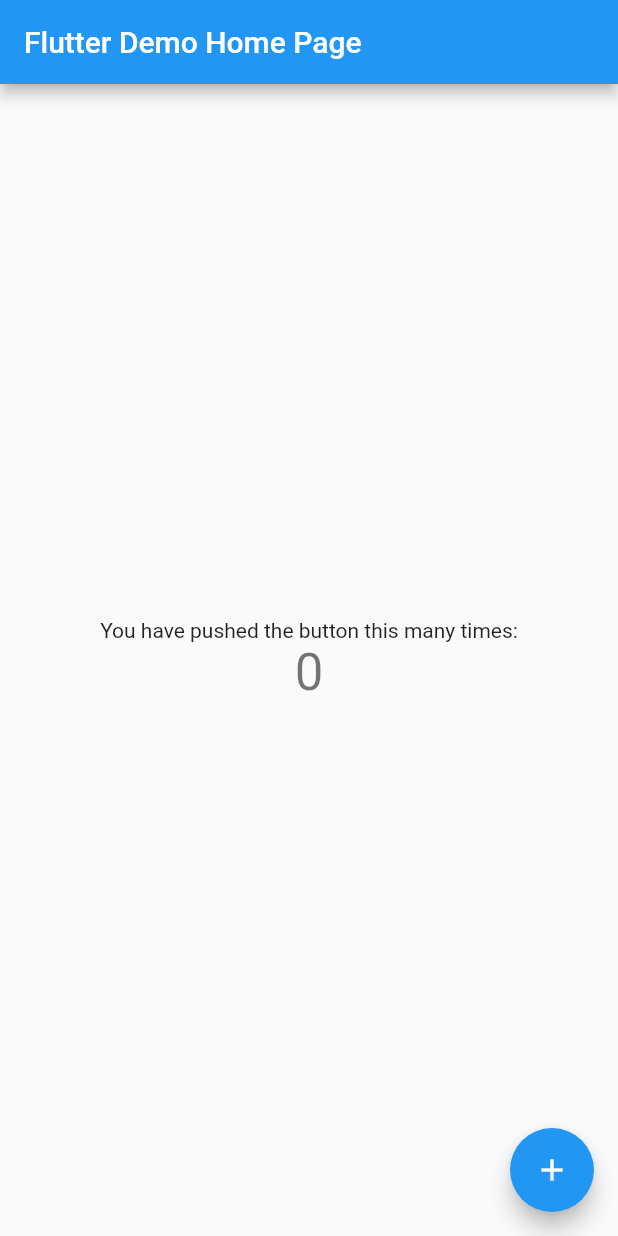
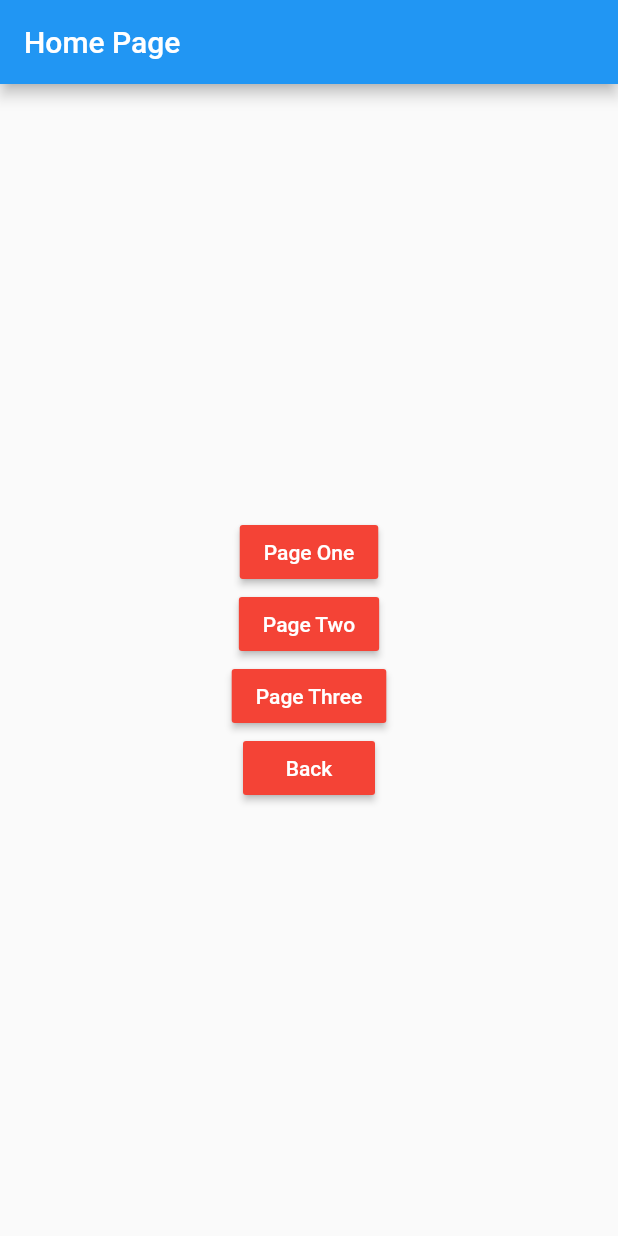
Before and after one commit to AbdelrahmanFouad1/GetX, a Flutter app: the screen it shows after launch, on a phone screen of 412 x 824 dp. Run offline on Flutter 3.47's test engine with Material 2 defaults, Android fonts, the phone set to English and light mode, and no system bars; our stand-ins replace get.

Commit message:
Route Management

```diff
--- a/lib/main.dart
+++ b/lib/main.dart
@@ -1,4 +1,10 @@
 import 'package:flutter/material.dart';
+import 'package:get/get_navigation/src/root/get_material_app.dart';
+import 'package:get/get_navigation/src/routes/get_route.dart';
+import 'package:get_x/view/home.dart';
+import 'package:get_x/view/page_one.dart';
+import 'package:get_x/view/page_three.dart';
+import 'package:get_x/view/page_two.dart';
 
 void main() {
   runApp(const MyApp());
@@ -7,109 +13,19 @@ void main() {
 class MyApp extends StatelessWidget {
   const MyApp({Key? key}) : super(key: key);
 
-  // This widget is the root of your application.
   @override
   Widget build(BuildContext context) {
-    return MaterialApp(
+    return GetMaterialApp(
       title: 'Flutter Demo',
       theme: ThemeData(
-        // This is the theme of your application.
-        //
-        // Try running your application with "flutter run". You'll see the
-        // application has a blue toolbar. Then, without quitting the app, try
-        // changing the primarySwatch below to Colors.green and then invoke
-        // "hot reload" (press "r" in the console where you ran "flutter run",
-        // or simply save your changes to "hot reload" in a Flutter IDE).
-        // Notice that the counter didn't reset back to zero; the application
-        // is not restarted.
         primarySwatch: Colors.blue,
       ),
-      home: const MyHomePage(title: 'Flutter Demo Home Page'),
+      home: const HomePage(),
+      getPages: [
+        GetPage(name: '/pageOne', page: () => const PageOne()),
+        GetPage(name: '/pageTwo', page: () => const PageTwo()),
+        GetPage(name: '/pageThree', page: () => const PageThree()),
+      ],
     );
   }
 }
-
-class MyHomePage extends StatefulWidget {
-  const MyHomePage({Key? key, required this.title}) : super(key: key);
-
-  // This widget is the home page of your application. It is stateful, meaning
-  // that it has a State object (defined below) that contains fields that affect
-  // how it looks.
-
-  // This class is the configuration for the state. It holds the values (in this
-  // case the title) provided by the parent (in this case the App widget) and
-  // used by the build method of the State. Fields in a Widget subclass are
-  // always marked "final".
-
-  final String title;
-
-  @override
-  State<MyHomePage> createState() => _MyHomePageState();
-}
-
-class _MyHomePageState extends State<MyHomePage> {
-  int _counter = 0;
-
-  void _incrementCounter() {
-    setState(() {
-      // This call to setState tells the Flutter framework that something has
-      // changed in this State, which causes it to rerun the build method below
-      // so that the display can reflect the updated values. If we changed
-      // _counter without calling setState(), then the build method would not be
-      // called again, and so nothing would appear to happen.
-      _counter++;
-    });
-  }
-
-  @override
-  Widget build(BuildContext context) {
-    // This method is rerun every time setState is called, for instance as done
-    // by the _incrementCounter method above.
-    //
-    // The Flutter framework has been optimized to make rerunning build methods
-    // fast, so that you can just rebuild anything that needs updating rather
-    // than having to individually change instances of widgets.
-    return Scaffold(
-      appBar: AppBar(
-        // Here we take the value from the MyHomePage object that was created by
-        // the App.build method, and use it to set our appbar title.
-        title: Text(widget.title),
-      ),
-      body: Center(
-        // Center is a layout widget. It takes a single child and positions it
-        // in the middle of the parent.
-        child: Column(
-          // Column is also a layout widget. It takes a list of children and
-          // arranges them vertically. By default, it sizes itself to fit its
-          // children horizontally, and tries to be as tall as its parent.
-          //
-          // Invoke "debug painting" (press "p" in the console, choose the
-          // "Toggle Debug Paint" action from the Flutter Inspector in Android
-          // Studio, or the "Toggle Debug Paint" command in Visual Studio Code)
-          // to see the wireframe for each widget.
-          //
-          // Column has various properties to control how it sizes itself and
-          // how it positions its children. Here we use mainAxisAlignment to
-          // center the children vertically; the main axis here is the vertical
-          // axis because Columns are vertical (the cross axis would be
-          // horizontal).
-          mainAxisAlignment: MainAxisAlignment.center,
-          children: <Widget>[
-            const Text(
-              'You have pushed the button this many times:',
-            ),
-            Text(
-              '$_counter',
-              style: Theme.of(context).textTheme.headline4,
-            ),
-          ],
-        ),
-      ),
-      floatingActionButton: FloatingActionButton(
-        onPressed: _incrementCounter,
-        tooltip: 'Increment',
-        child: const Icon(Icons.add),
-      ), // This trailing comma makes auto-formatting nicer for build methods.
-    );
-  }
-}
--- /dev/null
+++ b/lib/view/home.dart
@@ -0,0 +1,76 @@
+import 'package:flutter/material.dart';
+import 'package:get/get_core/src/get_main.dart';
+import 'package:get/get_navigation/get_navigation.dart';
+import 'package:get_x/view/page_one.dart';
+import 'package:get_x/view/page_three.dart';
+import 'package:get_x/view/page_two.dart';
+
+class HomePage extends StatelessWidget {
+  const HomePage({Key? key}) : super(key: key);
+
+  @override
+  Widget build(BuildContext context) {
+    return Scaffold(
+      appBar: AppBar(
+        title: const Text('Home Page'),
+      ),
+      body: Column(
+        mainAxisAlignment: MainAxisAlignment.center,
+        children: [
+          Center(
+            child: MaterialButton(
+                onPressed: (){
+                  // Navigator.of(context).push(MaterialPageRoute(builder: (context) => const PageOne()));
+                  // Navigator.of(context).pushReplacement(MaterialPageRoute(builder: (context) => const PageOne()));
+                  // Navigator.pushAndRemoveUntil(
+                  //     context,
+                  //     MaterialPageRoute(
+                  //       builder: (context) => const PageOne(),
+                  //     ),
+                  //         (Route<dynamic> route) => false);
+
+                  /// GetX
+
+                  Get.toNamed('/pageOne');
+                  // Get.off(const PageOne());
+                },
+              color: Colors.red,
+              textColor: Colors.white,
+              child: const Text('Page One'),
+            ),
+          ),
+          Center(
+            child: MaterialButton(
+                onPressed: (){
+                  Get.to('/pageTwo');
+                },
+              color: Colors.red,
+              textColor: Colors.white,
+              child: const Text('Page Two'),
+            ),
+          ),
+          Center(
+            child: MaterialButton(
+                onPressed: (){
+                  Get.to(const PageThree());
+                },
+              color: Colors.red,
+              textColor: Colors.white,
+              child: const Text('Page Three'),
+            ),
+          ),
+          Center(
+            child: MaterialButton(
+              onPressed: (){
+                Get.back();
+              },
+              color: Colors.red,
+              textColor: Colors.white,
+              child: const Text('Back'),
+            ),
+          ),
+        ],
+      ),
+    );
+  }
+}
--- a/pubspec.yaml
+++ b/pubspec.yaml
@@ -33,7 +33,8 @@ dependencies:
 
   # The following adds the Cupertino Icons font to your application.
   # Use with the CupertinoIcons class for iOS style icons.
-  cupertino_icons: ^1.0.2
+  cupertino_icons: ^1.0.5
+  get: ^4.6.5
 
 dev_dependencies:
   flutter_test:
@@ -44,7 +45,7 @@ dev_dependencies:
   # activated in the `analysis_options.yaml` file located at the root of your
   # package. See that file for information about deactivating specific lint
   # rules and activating additional ones.
-  flutter_lints: ^2.0.0
+  flutter_lints: ^2.0.1
 
 # For information on the generic Dart part of this file, see the
 # following page: https://dart.dev/tools/pub/pubspec
```
Also changed, not shown: lib/view/page_one.dart (added, +54 -0 lines), lib/view/page_three.dart (added, +54 -0 lines), lib/view/page_two.dart (added, +52 -0 lines), pubspec.lock.
